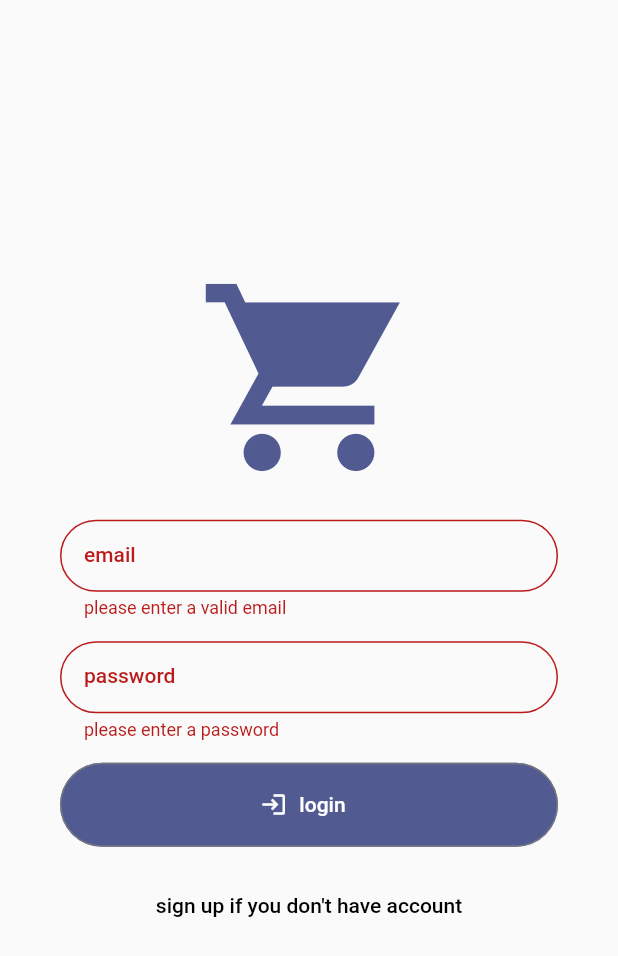
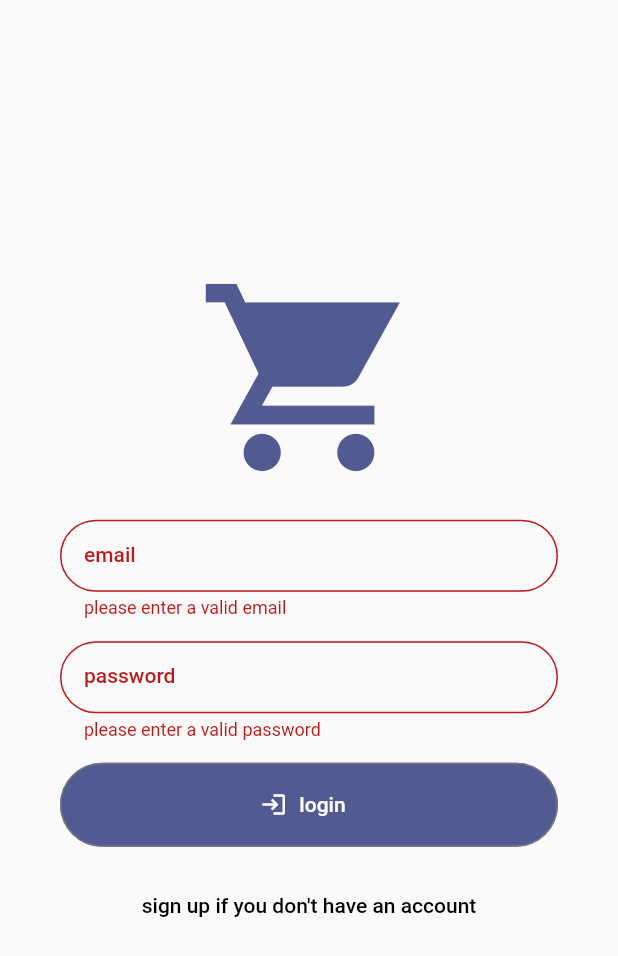
Before and after one commit to 7samasm/SudaFire, a Flutter app: the screen it shows after launch, after a tap on "login", on a phone screen of 412 x 824 dp. Shown: the top 956 px of the screen. Run offline on Flutter 3.47's test engine with Material 2 defaults, Android fonts, the phone set to English and light mode, and no system bars; our stand-ins replace cached_network_image, cloud_firestore, easy_localization, firebase_auth, firebase_core, firebase_storage and 7 more; accounts and stored records are empty.

Commit message:
localization auth screen

```diff
--- a/assets/translations/en.json
+++ b/assets/translations/en.json
@@ -35,5 +35,15 @@
   "add a photo": "add a photo",
   "save": "save",
   "settings": "settings",
-  "language": "language"
+  "language": "language",
+  "email": "email",
+  "username": "username",
+  "password": "password",
+  "login": "login",
+  "sign up": "sign up",
+  "login hint": "login if you have an account",
+  "sign up hint": "sign up if you don't have an account",
+  "err_msg_email": "please enter a valid email",
+  "err_msg_un": "please enter a valid username",
+  "err_msg_pw": "please enter a valid password"
 }
--- a/lib/screens/auth/auth_screen.dart
+++ b/lib/screens/auth/auth_screen.dart
@@ -1,4 +1,5 @@
 import 'package:cloud_firestore/cloud_firestore.dart';
+import 'package:easy_localization/easy_localization.dart';
 import 'package:firebase_auth/firebase_auth.dart';
 import 'package:flutter/material.dart';
 import 'package:shop_fire/constans.dart';
@@ -90,9 +91,9 @@ class _AuthScreenState extends State<AuthScreen> {
                         TextFormField(
                           key: UniqueKey(),
                           keyboardType: TextInputType.emailAddress,
-                          decoration: const InputDecoration(
-                            labelText: 'email',
-                            border: OutlineInputBorder(
+                          decoration: InputDecoration(
+                            labelText: 'email'.tr(),
+                            border: const OutlineInputBorder(
                               borderRadius: BorderRadius.all(
                                 Radius.circular(kDefaultPadding * 2),
                               ),
@@ -105,7 +106,7 @@ class _AuthScreenState extends State<AuthScreen> {
                             if (value == null ||
                                 value.trim().isEmpty ||
                                 !value.contains('@')) {
-                              return 'please enter a valid email';
+                              return 'err_msg_email'.tr();
                             }
                             return null;
                           },
@@ -115,9 +116,9 @@ class _AuthScreenState extends State<AuthScreen> {
                           TextFormField(
                             key: UniqueKey(),
                             keyboardType: TextInputType.emailAddress,
-                            decoration: const InputDecoration(
-                              labelText: 'username',
-                              border: OutlineInputBorder(
+                            decoration: InputDecoration(
+                              labelText: 'username'.tr(),
+                              border: const OutlineInputBorder(
                                 borderRadius: BorderRadius.all(
                                   Radius.circular(kDefaultPadding * 2),
                                 ),
@@ -128,7 +129,7 @@ class _AuthScreenState extends State<AuthScreen> {
                             },
                             validator: (value) {
                               if (value == null || value.trim().isEmpty) {
-                                return 'please enter username';
+                                return 'err_msg_un'.tr();
                               }
                               return null;
                             },
@@ -137,9 +138,9 @@ class _AuthScreenState extends State<AuthScreen> {
                         const SizedBox(height: kDefaultPadding - 5),
                         TextFormField(
                           key: UniqueKey(),
-                          decoration: const InputDecoration(
-                            labelText: 'password',
-                            border: OutlineInputBorder(
+                          decoration: InputDecoration(
+                            labelText: 'password'.tr(),
+                            border: const OutlineInputBorder(
                               borderRadius: BorderRadius.all(
                                 Radius.circular(kDefaultPadding * 2),
                               ),
@@ -151,7 +152,7 @@ class _AuthScreenState extends State<AuthScreen> {
                           },
                           validator: (value) {
                             if (value == null || value.trim().isEmpty) {
-                              return 'please enter a password';
+                              return 'err_msg_pw'.tr();
                             }
                             return null;
                           },
@@ -169,7 +170,7 @@ class _AuthScreenState extends State<AuthScreen> {
                           ),
                           onPressed: _isAuthenticating ? null : _submit,
                           icon: const Icon(Icons.login),
-                          label: Text(_isLogin ? 'login' : 'signup'),
+                          label: Text(_isLogin ? 'login' : 'sign up').tr(),
                         ),
                         const SizedBox(height: kDefaultPadding - 5),
                         TextButton(
@@ -180,10 +181,8 @@ class _AuthScreenState extends State<AuthScreen> {
                             _form.currentState!.reset();
                           },
                           child: Text(
-                            _isLogin
-                                ? 'sign up if you don\'t have account'
-                                : 'login up if you\'ve account',
-                          ),
+                            _isLogin ? 'sign up hint' : 'login hint',
+                          ).tr(),
                         ),
                       ],
                     ),
```
Also changed, not shown: assets/translations/ar.json (+11 -1 lines), lib/screens/home/widgets/search/search_result.dart (+18 -18 lines).
